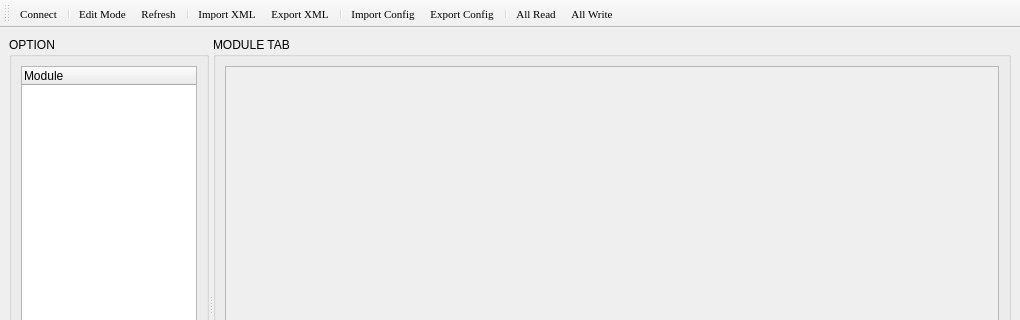
Before: the Qt Designer form xml_module_tab.ui in HuJingwen1211/MCISP, drawn with Qt 5; both pictures show x 0 to 1020 and y 0 to 320 of the 1020 by 580 pixel window.
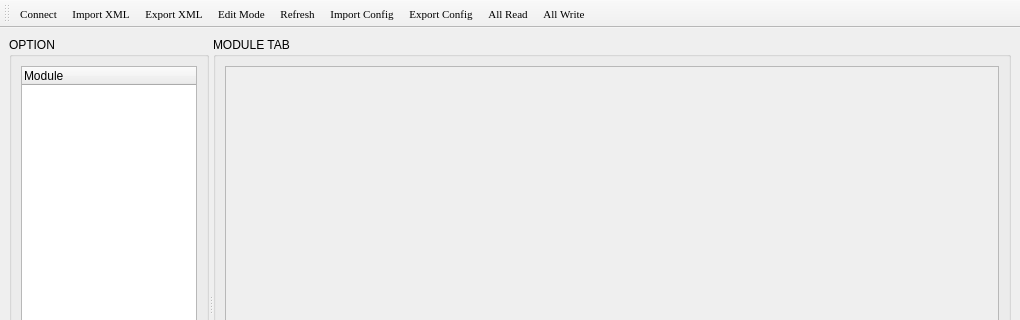
After: the same form once the commit is applied. Icons and pictures are not drawn.

```diff
--- a/xml_module_tab.ui
+++ b/xml_module_tab.ui
@@ -179,16 +179,12 @@
     <bool>false</bool>
    </attribute>
    <addaction name="connect_action"/>
-   <addaction name="separator"/>
-   <addaction name="edit_mode_action"/>
-   <addaction name="refresh_action"/>
-   <addaction name="separator"/>
    <addaction name="import_xml_action"/>
    <addaction name="export_xml_action"/>
-   <addaction name="separator"/>
+   <addaction name="edit_mode_action"/>
+   <addaction name="refresh_action"/>
    <addaction name="import_config_action"/>
    <addaction name="export_config_action"/>
-   <addaction name="separator"/>
    <addaction name="all_read_action"/>
    <addaction name="all_write_action"/>
   </widget>
@@ -304,11 +300,6 @@
     </font>
    </property>
   </action>
-  <action name="separator">
-   <property name="separator" stdset="0">
-    <bool>true</bool>
-   </property>
-  </action>
   <action name="edit_mode_action">
    <property name="icon">
     <iconset theme="document-properties"/>
```
